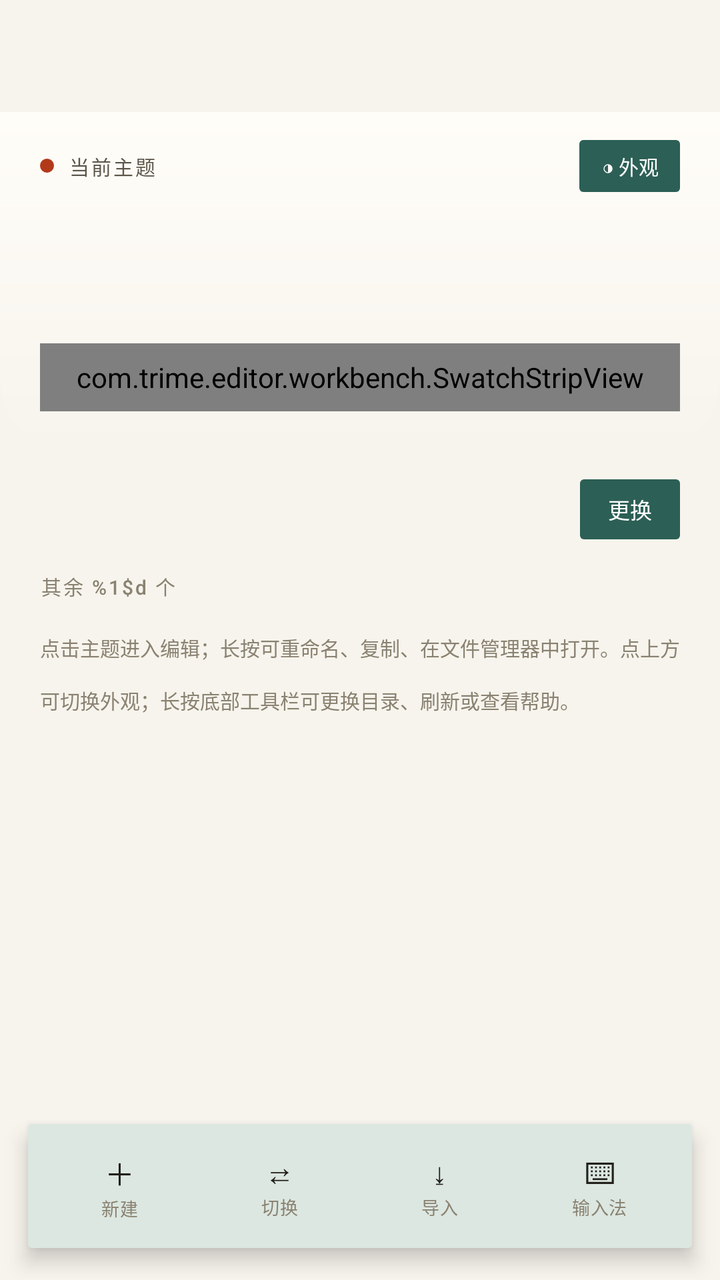
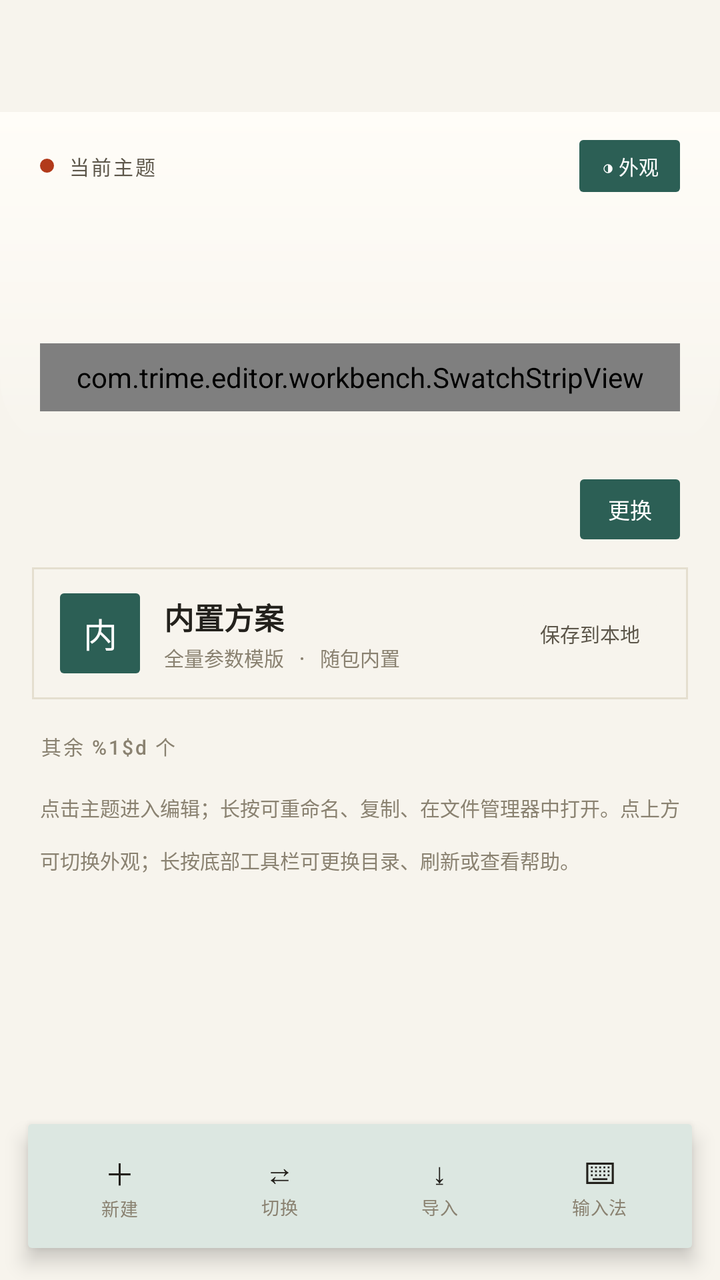

Two renders of the same Android screen: before a commit and after it. Below are the layout's source before the change and the commit's diff.
<!-- AndroidManifest.xml: application theme Theme.TrimeEditor -->
<!-- res/layout/activity_main.xml -->
<?xml version="1.0" encoding="utf-8"?>
<LinearLayout xmlns:android="http://schemas.android.com/apk/res/android"
    xmlns:app="http://schemas.android.com/apk/res-auto"
    android:layout_width="match_parent"
    android:layout_height="match_parent"
    android:background="?attr/ui_paper"
    android:orientation="vertical">

    <androidx.appcompat.widget.Toolbar
        android:id="@+id/toolbar"
        style="@style/Ui.Toolbar"
        android:layout_width="match_parent"
        android:layout_height="?attr/actionBarSize"
        app:popupTheme="@style/ThemeOverlay.AppCompat.DayNight"
        app:theme="@style/ThemeOverlay.AppCompat.DayNight" />

    <FrameLayout
        android:layout_width="match_parent"
        android:layout_height="0dp"
        android:layout_weight="1">

        <androidx.core.widget.NestedScrollView
            android:id="@+id/scroll"
            android:layout_width="match_parent"
            android:layout_height="match_parent"
            android:clipToPadding="false"
            android:scrollbars="none">

            <LinearLayout
                android:id="@+id/content"
                android:layout_width="match_parent"
                android:layout_height="wrap_content"
                android:orientation="vertical"
                android:paddingBottom="96dp">

                <LinearLayout
                    android:id="@+id/heroBlock"
                    android:layout_width="match_parent"
                    android:layout_height="wrap_content"
                    android:background="@drawable/bg_hero"
                    android:orientation="vertical"
                    android:paddingStart="20dp"
                    android:paddingTop="14dp"
                    android:paddingEnd="20dp"
                    android:paddingBottom="20dp">

                    <LinearLayout
                        android:layout_width="match_parent"
                        android:layout_height="wrap_content"
                        android:gravity="center_vertical"
                        android:orientation="horizontal">

                        <View
                            android:id="@+id/heroHighlight"
                            android:layout_width="7dp"
                            android:layout_height="7dp"
                            android:layout_marginEnd="7dp"
                            android:background="@drawable/bg_highlight_dot" />

                        <TextView
                            android:id="@+id/heroEyebrow"
                            android:layout_width="0dp"
                            android:layout_height="wrap_content"
                            android:layout_weight="1"
                            android:fontFamily="sans-serif-medium"
                            android:letterSpacing="0.1"
                            android:text="@string/hero_current_theme"
                            android:textColor="?attr/ui_ink_2"
                            android:textSize="10sp" />

                        
                        <TextView
                            android:id="@+id/heroAppearance"
                            android:layout_width="wrap_content"
                            android:layout_height="26dp"
                            android:background="@drawable/bg_badge"
                            android:clickable="true"
                            android:focusable="true"
                            android:gravity="center"
                            android:paddingStart="11dp"
                            android:paddingEnd="11dp"
                            android:singleLine="true"
                            android:text="@string/hero_appearance"
                            android:textColor="?attr/ui_on_primary"
                            android:textSize="10sp" />

                        <TextView
                            android:id="@+id/heroMenu"
                            android:visibility="gone"
                            android:layout_width="40dp"
                            android:layout_height="40dp"
                            android:background="?attr/selectableItemBackgroundBorderless"
                            android:clickable="true"
                            android:focusable="true"
                            android:fontFamily="sans-serif"
                            android:gravity="center"
                            android:text="⋯"
                            android:textColor="?attr/ui_ink_2"
                            android:textSize="18sp" />
                    </LinearLayout>

                    <TextView
                        android:id="@+id/heroName"
                        android:layout_width="match_parent"
                        android:layout_height="wrap_content"
                        android:layout_marginTop="2dp"
                        android:ellipsize="end"
                        android:fontFamily="sans-serif"
                        android:textStyle="bold"
                        android:includeFontPadding="false"
                        android:letterSpacing="-0.03"
                        android:lineSpacingMultiplier="1.05"
                        android:singleLine="true"
                        android:textColor="?attr/ui_ink"
                        android:textSize="34sp" />

                    <TextView
                        android:id="@+id/heroMeta"
                        android:layout_width="match_parent"
                        android:layout_height="wrap_content"
                        android:layout_marginTop="6dp"
                        android:ellipsize="end"
                        android:fontFamily="monospace"
                        android:singleLine="true"
                        android:textColor="?attr/ui_muted"
                        android:textSize="10sp" />

                    <com.trime.editor.workbench.SwatchStripView
                        android:id="@+id/heroSwatches"
                        android:layout_width="match_parent"
                        android:layout_height="34dp"
                        android:layout_marginTop="14dp" />
                </LinearLayout>

                <LinearLayout
                    android:layout_width="match_parent"
                    android:layout_height="wrap_content"
                    android:gravity="center_vertical"
                    android:orientation="horizontal"
                    android:paddingStart="20dp"
                    android:paddingTop="14dp"
                    android:paddingEnd="20dp">

                    <TextView
                        android:id="@+id/path"
                        android:layout_width="0dp"
                        android:layout_height="30dp"
                        android:layout_weight="1"
                        android:background="@drawable/bg_pill"
                        android:ellipsize="middle"
                        android:fontFamily="monospace"
                        android:gravity="center_vertical"
                        android:paddingStart="14dp"
                        android:paddingEnd="14dp"
                        android:singleLine="true"
                        android:textColor="?attr/ui_muted"
                        android:textSize="10sp" />

                    <TextView
                        android:id="@+id/changeDir"
                        android:layout_width="wrap_content"
                        android:layout_height="30dp"
                        android:layout_marginStart="8dp"
                        android:background="@drawable/bg_badge"
                        android:clickable="true"
                        android:focusable="true"
                        android:fontFamily="sans-serif-medium"
                        android:gravity="center"
                        android:paddingStart="14dp"
                        android:paddingEnd="14dp"
                        android:text="@string/action_change_dir"
                        android:textColor="?attr/ui_on_primary"
                        android:textSize="11sp" />
                </LinearLayout>

                <TextView
                    android:id="@+id/restLabel"
                    android:layout_width="match_parent"
                    android:layout_height="wrap_content"
                    android:fontFamily="sans-serif-medium"
                    android:letterSpacing="0.1"
                    android:paddingStart="20dp"
                    android:paddingTop="16dp"
                    android:paddingEnd="20dp"
                    android:paddingBottom="2dp"
                    android:text="@string/hero_other_themes"
                    android:textColor="?attr/ui_muted"
                    android:textSize="10sp" />

                <androidx.recyclerview.widget.RecyclerView
                    android:id="@+id/themes"
                    android:layout_width="match_parent"
                    android:layout_height="wrap_content"
                    android:nestedScrollingEnabled="false"
                    android:scrollbars="none" />

                <TextView
                    android:id="@+id/hint"
                    android:layout_width="match_parent"
                    android:layout_height="wrap_content"
                    android:lineSpacingMultiplier="1.8"
                    android:paddingStart="20dp"
                    android:paddingTop="14dp"
                    android:paddingEnd="20dp"
                    android:text="@string/workbench_hint"
                    android:textColor="?attr/ui_muted"
                    android:textSize="10sp" />
            </LinearLayout>
        </androidx.core.widget.NestedScrollView>

        <LinearLayout
            android:id="@+id/placeholder"
            android:layout_width="match_parent"
            android:layout_height="match_parent"
            android:gravity="center"
            android:orientation="vertical"
            android:paddingStart="40dp"
            android:paddingEnd="40dp"
            android:visibility="gone">

            <TextView
                android:id="@+id/placeholderTitle"
                style="@style/Ui.CardTitle"
                android:layout_width="match_parent"
                android:layout_height="wrap_content"
                android:gravity="center"
                android:textSize="19sp" />

            <TextView
                android:id="@+id/placeholderBody"
                android:layout_width="match_parent"
                android:layout_height="wrap_content"
                android:layout_marginTop="8dp"
                android:fontFamily="sans-serif"
                android:gravity="center"
                android:lineSpacingMultiplier="1.35"
                android:textColor="?attr/ui_muted"
                android:textSize="12sp" />

            <TextView
                android:id="@+id/placeholderAction"
                android:layout_width="wrap_content"
                android:layout_height="wrap_content"
                android:layout_marginTop="20dp"
                android:background="@drawable/bg_badge"
                android:clickable="true"
                android:focusable="true"
                android:fontFamily="sans-serif-medium"
                android:paddingStart="20dp"
                android:paddingTop="10dp"
                android:paddingEnd="20dp"
                android:paddingBottom="10dp"
                android:textColor="?attr/ui_on_primary"
                android:textSize="13sp" />
        </LinearLayout>

        <LinearLayout
            android:id="@+id/dock"
            android:layout_width="match_parent"
            android:layout_height="62dp"
            android:layout_gravity="bottom|center_horizontal"
            android:layout_marginStart="14dp"
            android:layout_marginEnd="14dp"
            android:layout_marginBottom="16dp"
            android:background="@drawable/bg_dock"
            android:elevation="6dp"
            android:gravity="center"
            android:orientation="horizontal"
            android:paddingStart="6dp"
            android:paddingEnd="6dp">

            <LinearLayout
                android:id="@+id/dockNew"
                style="@style/Ui.DockItem">

                <TextView
                    style="@style/Ui.DockGlyph"
                    android:text="＋" />

                <TextView
                    style="@style/Ui.DockLabel"
                    android:text="@string/dock_new" />
            </LinearLayout>

            <LinearLayout
                android:id="@+id/dockSwitch"
                style="@style/Ui.DockItem">

                <TextView
                    style="@style/Ui.DockGlyph"
                    android:text="⇄" />

                <TextView
                    style="@style/Ui.DockLabel"
                    android:text="@string/dock_switch" />
            </LinearLayout>

            <LinearLayout
                android:id="@+id/dockImport"
                style="@style/Ui.DockItem">

                <TextView
                    style="@style/Ui.DockGlyph"
                    android:text="⤓" />

                <TextView
                    style="@style/Ui.DockLabel"
                    android:text="@string/dock_import" />
            </LinearLayout>

            <LinearLayout
                android:id="@+id/dockIme"
                style="@style/Ui.DockItem">

                <TextView
                    style="@style/Ui.DockGlyph"
                    android:text="⌨" />

                <TextView
                    style="@style/Ui.DockLabel"
                    android:text="@string/dock_ime" />
            </LinearLayout>
        </LinearLayout>
    </FrameLayout>
</LinearLayout>
<!-- resources referenced by this layout -->
<resources>
  <!-- drawable bg_highlight_dot (drawable) -->
  <?xml version="1.0" encoding="utf-8"?>
  <shape xmlns:android="http://schemas.android.com/apk/res/android"
      android:shape="oval">
      <solid android:color="?attr/ui_highlight" />
  </shape>
  <string name="action_change_dir">更换</string>
  <string name="dock_ime">输入法</string>
  <string name="dock_import">导入</string>
  <string name="dock_new">新建</string>
  <string name="dock_switch">切换</string>
  <string name="hero_appearance">◑ 外观</string>
  <string name="hero_current_theme">当前主题</string>
  <string name="hero_other_themes">其余 %1$d 个</string>
  <string name="workbench_hint">点击主题进入编辑；长按可重命名、复制、在文件管理器中打开。点上方可切换外观；长按底部工具栏可更换目录、刷新或查看帮助。</string>
  <style name="Ui.CardTitle">
          <item name="android:fontFamily">sans-serif-medium</item>
          <item name="android:textSize">16sp</item>
          <item name="android:textColor">?attr/ui_ink</item>
          <item name="android:includeFontPadding">false</item>
      </style>
  <style name="Ui.DockGlyph">
          <item name="android:layout_width">wrap_content</item>
          <item name="android:layout_height">wrap_content</item>
          <item name="android:textColor">?attr/ui_ink</item>
          <item name="android:textSize">15sp</item>
      </style>
  <style name="Ui.Toolbar.Title">
          <item name="android:fontFamily">?attr/ui_font_title</item>
          <item name="android:textSize">?attr/ui_text_title</item>
          <item name="android:textColor">?attr/ui_ink</item>
      </style>
  <color name="brand_primary">#2C5F55</color>
  <color name="brand_primary_dark">#1F443D</color>
  <color name="brand_accent">#C77B4E</color>
  <color name="proof_ink_2">#FF5C564A</color>
  <color name="proof_paper">#FFF7F4ED</color>
  <color name="proof_sheet">#FFFFFDF8</color>
  <color name="proof_ink">#FF23211C</color>
  <color name="proof_muted">#FF8A8271</color>
  <color name="proof_rule">#FFE4DECF</color>
  <color name="proof_rule_strong">#FFD9D1C0</color>
  <color name="divider">#1F000000</color>
  <color name="proof_accent">#FFB23A1A</color>
  <color name="proof_primary_container">#FFDCE7E1</color>
  <color name="proof_on_primary_container">#FF142E28</color>
  <color name="proof_mark">#FFBDB4A2</color>
  <color name="proof_swatch_stroke">#33000000</color>
  <color name="proof_knob">#FFFFFDF8</color>
  <color name="proof_pill_stroke">#26000000</color>
  <color name="warn">#B3261E</color>
  <color name="note_fill">#F0F2F1</color>
  <color name="stale_fill">#FDF3E3</color>
  <color name="stale_text">#7A4A12</color>
  <color name="chip_text">#4A4A4A</color>
  <color name="chip_text_selected">#FFFFFF</color>
  <dimen name="ui_swatch_radius">2dp</dimen>
  <!-- unchanged entries left out for length: 9 -->
</resources>

<!-- the commit's change to res/layout/activity_main.xml (unified diff, before → after) -->
@@ -171,6 +171,76 @@
                         android:text="@string/action_change_dir"
                         android:textColor="?attr/ui_on_primary"
                         android:textSize="11sp" />
+                </LinearLayout>
+
+                
+                <LinearLayout
+                    android:id="@+id/builtinCard"
+                    android:layout_width="match_parent"
+                    android:layout_height="wrap_content"
+                    android:layout_marginStart="16dp"
+                    android:layout_marginTop="14dp"
+                    android:layout_marginEnd="16dp"
+                    android:background="@drawable/bg_card_ripple"
+                    android:clickable="true"
+                    android:focusable="true"
+                    android:gravity="center_vertical"
+                    android:orientation="horizontal"
+                    android:paddingStart="14dp"
+                    android:paddingTop="13dp"
+                    android:paddingEnd="14dp"
+                    android:paddingBottom="13dp">
+
+                    <TextView
+                        android:layout_width="40dp"
+                        android:layout_height="40dp"
+                        android:background="@drawable/bg_badge"
+                        android:gravity="center"
+                        android:text="@string/builtin_glyph"
+                        android:textColor="?attr/ui_on_primary"
+                        android:textSize="17sp" />
+
+                    <LinearLayout
+                        android:layout_width="0dp"
+                        android:layout_height="wrap_content"
+                        android:layout_marginStart="12dp"
+                        android:layout_marginEnd="8dp"
+                        android:layout_weight="1"
+                        android:orientation="vertical">
+
+                        <TextView
+                            android:id="@+id/builtinTitle"
+                            android:layout_width="match_parent"
+                            android:layout_height="wrap_content"
+                            android:fontFamily="sans-serif"
+                            android:text="@string/builtin_title"
+                            android:textColor="?attr/ui_ink"
+                            android:textSize="15sp"
+                            android:textStyle="bold" />
+
+                        <TextView
+                            android:id="@+id/builtinMeta"
+                            android:layout_width="match_parent"
+                            android:layout_height="wrap_content"
+                            android:layout_marginTop="2dp"
+                            android:fontFamily="monospace"
+                            android:text="@string/builtin_meta_loading"
+                            android:textColor="?attr/ui_muted"
+                            android:textSize="10sp" />
+                    </LinearLayout>
+
+                    <TextView
+                        android:id="@+id/builtinSave"
+                        android:layout_width="wrap_content"
+                        android:layout_height="28dp"
+                        android:background="@drawable/bg_field"
+                        android:gravity="center"
+                        android:paddingStart="10dp"
+                        android:paddingEnd="10dp"
+                        android:singleLine="true"
+                        android:text="@string/builtin_save"
+                        android:textColor="?attr/ui_ink_2"
+                        android:textSize="10sp" />
                 </LinearLayout>
 
                 <TextView
<!-- resource entries referenced after the edit -->
@@ -1,5 +1,32 @@
 <!-- resources referenced by this layout -->
 <resources>
+  <!-- drawable bg_card_ripple (drawable) -->
+  <?xml version="1.0" encoding="utf-8"?>
+  <ripple xmlns:android="http://schemas.android.com/apk/res/android"
+      android:color="#1F000000">
+      <item>
+          <shape android:shape="rectangle">
+              <solid android:color="?attr/ui_card" />
+              <corners android:radius="?attr/ui_radius_card" />
+              <stroke
+                  android:width="@dimen/ui_swatch_stroke_w"
+                  android:color="?attr/ui_rule" />
+          </shape>
+      </item>
+      <item android:id="@android:id/mask">
+          <shape android:shape="rectangle">
+              <solid android:color="#FFFFFFFF" />
+              <corners android:radius="?attr/ui_radius_card" />
+          </shape>
+      </item>
+  </ripple>
+  <!-- drawable bg_field (drawable) -->
+  <?xml version="1.0" encoding="utf-8"?>
+  <shape xmlns:android="http://schemas.android.com/apk/res/android"
+      android:shape="rectangle">
+      <solid android:color="?attr/ui_card" />
+      <corners android:radius="?attr/ui_radius_field" />
+  </shape>
   <!-- drawable bg_highlight_dot (drawable) -->
   <?xml version="1.0" encoding="utf-8"?>
   <shape xmlns:android="http://schemas.android.com/apk/res/android"
@@ -7,6 +34,10 @@
       <solid android:color="?attr/ui_highlight" />
   </shape>
   <string name="action_change_dir">更换</string>
+  <string name="builtin_glyph">内</string>
+  <string name="builtin_meta_loading">全量参数模版 · 随包内置</string>
+  <string name="builtin_save">保存到本地</string>
+  <string name="builtin_title">内置方案</string>
   <string name="dock_ime">输入法</string>
   <string name="dock_import">导入</string>
   <string name="dock_new">新建</string>
@@ -27,6 +58,7 @@
           <item name="android:textColor">?attr/ui_ink</item>
           <item name="android:textSize">15sp</item>
       </style>
+  <dimen name="ui_swatch_stroke_w">1dp</dimen>
   <style name="Ui.Toolbar.Title">
           <item name="android:fontFamily">?attr/ui_font_title</item>
           <item name="android:textSize">?attr/ui_text_title</item>
